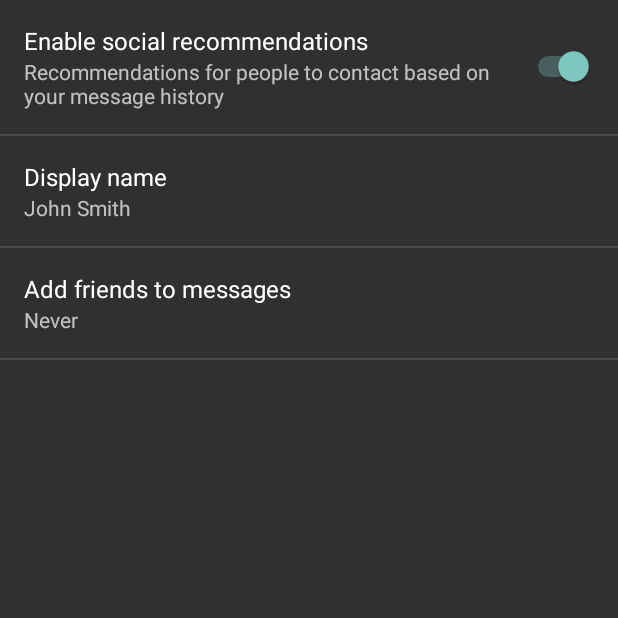
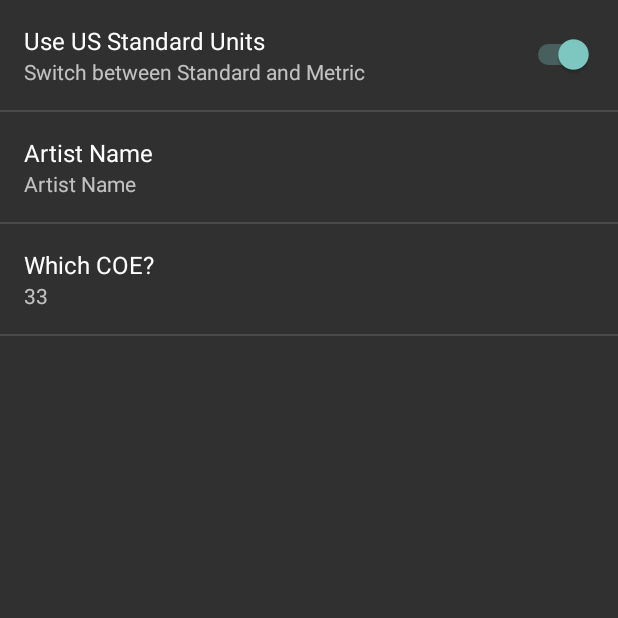
Before and after one commit to TrippyTips/GlassblowersToolchest, an Android app: the SettingsActivity screen opened directly, with no data from a screen before it, after a tap on "General", on a phone screen of 412 x 824 dp, the top half of it. Run offline under Robolectric (Android 15) with nearby library versions, the phone set to English and light mode, and no system bars.

Commit message:
Started working on Settings/Preferences

```diff
--- a/app/src/main/java/com/trippytips/glassblowerstoolchest/MainActivity.kt
+++ b/app/src/main/java/com/trippytips/glassblowerstoolchest/MainActivity.kt
@@ -92,7 +92,7 @@ class MainActivity : AppCompatActivity() {
     fun openSettings(view: View) {
         val intent = Intent(this, SettingsActivity::class.java)
         try{
-            //startActivity(intent)
+            startActivity(intent)
             throw FeatureException("Testing Testing, 1...2...3")
 
         } catch(e:Exception) {
--- a/app/src/main/java/com/trippytips/glassblowerstoolchest/SettingsActivity.kt
+++ b/app/src/main/java/com/trippytips/glassblowerstoolchest/SettingsActivity.kt
@@ -63,8 +63,8 @@ class SettingsActivity : AppCompatPreferenceActivity() {
     override fun isValidFragment(fragmentName: String): Boolean {
         return PreferenceFragment::class.java.name == fragmentName
                 || GeneralPreferenceFragment::class.java.name == fragmentName
-                || DataSyncPreferenceFragment::class.java.name == fragmentName
-                || NotificationPreferenceFragment::class.java.name == fragmentName
+//                || DataSyncPreferenceFragment::class.java.name == fragmentName
+//                || NotificationPreferenceFragment::class.java.name == fragmentName
     }
 
     /**
@@ -82,8 +82,8 @@ class SettingsActivity : AppCompatPreferenceActivity() {
             // to their values. When their values change, their summaries are
             // updated to reflect the new value, per the Android Design
             // guidelines.
-            bindPreferenceSummaryToValue(findPreference("example_text"))
-            bindPreferenceSummaryToValue(findPreference("example_list"))
+            bindPreferenceSummaryToValue(findPreference("artist"))
+            bindPreferenceSummaryToValue(findPreference("coe"))
         }
 
         override fun onOptionsItemSelected(item: MenuItem): Boolean {
@@ -100,7 +100,7 @@ class SettingsActivity : AppCompatPreferenceActivity() {
      * This fragment shows notification preferences only. It is used when the
      * activity is showing a two-pane settings UI.
      */
-    @TargetApi(Build.VERSION_CODES.HONEYCOMB)
+ /*   @TargetApi(Build.VERSION_CODES.HONEYCOMB)
     class NotificationPreferenceFragment : PreferenceFragment() {
         override fun onCreate(savedInstanceState: Bundle?) {
             super.onCreate(savedInstanceState)
@@ -122,13 +122,13 @@ class SettingsActivity : AppCompatPreferenceActivity() {
             }
             return super.onOptionsItemSelected(item)
         }
-    }
+    } */
 
     /**
      * This fragment shows data and sync preferences only. It is used when the
      * activity is showing a two-pane settings UI.
      */
-    @TargetApi(Build.VERSION_CODES.HONEYCOMB)
+ /*   @TargetApi(Build.VERSION_CODES.HONEYCOMB)
     class DataSyncPreferenceFragment : PreferenceFragment() {
         override fun onCreate(savedInstanceState: Bundle?) {
             super.onCreate(savedInstanceState)
@@ -150,7 +150,7 @@ class SettingsActivity : AppCompatPreferenceActivity() {
             }
             return super.onOptionsItemSelected(item)
         }
-    }
+    } */
 
     companion object {
 
--- a/app/src/main/res/values/strings.xml
+++ b/app/src/main/res/values/strings.xml
@@ -24,16 +24,18 @@
     <string name="pref_title_display_name">Display name</string>
     <string name="pref_default_display_name">John Smith</string>
 
-    <string name="pref_title_add_friends_to_messages">Add friends to messages</string>
-    <string-array name="pref_example_list_titles">
-        <item>Always</item>
-        <item>When possible</item>
-        <item>Never</item>
+    <string name="pref_title_which_coe">Which COE?</string>
+    <string-array name="pref_coe">
+        <item>33</item>
+        <item>90</item>
+        <item>96</item>
+        <item>104</item>
     </string-array>
-    <string-array name="pref_example_list_values">
-        <item>1</item>
-        <item>0</item>
-        <item>-1</item>
+    <string-array name="pref_coe_list_values">
+        <item>33</item>
+        <item>90</item>
+        <item>96</item>
+        <item>104</item>
     </string-array>
 
     <!-- Example settings for Data & Sync -->
--- a/app/src/main/res/xml/pref_general.xml
+++ b/app/src/main/res/xml/pref_general.xml
@@ -2,32 +2,32 @@
 
     <SwitchPreference
         android:defaultValue="true"
-        android:key="example_switch"
-        android:summary="@string/pref_description_social_recommendations"
-        android:title="@string/pref_title_social_recommendations" />
+        android:key="stdmet"
+        android:summary="Switch between Standard and Metric"
+        android:title="Use US Standard Units" />
 
     <!-- NOTE: EditTextPreference accepts EditText attributes. -->
     <!-- NOTE: EditTextPreference's summary should be set to its value by the activity code. -->
     <EditTextPreference
         android:capitalize="words"
-        android:defaultValue="@string/pref_default_display_name"
+        android:defaultValue="@string/Artist"
         android:inputType="textCapWords"
-        android:key="example_text"
+        android:key="artist"
         android:maxLines="1"
         android:selectAllOnFocus="true"
         android:singleLine="true"
-        android:title="@string/pref_title_display_name" />
+        android:title="@string/Artist" />
 
     <!-- NOTE: Hide buttons to simplify the UI. Users can touch outside the dialog to
          dismiss it. -->
     <!-- NOTE: ListPreference's summary should be set to its value by the activity code. -->
     <ListPreference
-        android:defaultValue="-1"
-        android:entries="@array/pref_example_list_titles"
-        android:entryValues="@array/pref_example_list_values"
-        android:key="example_list"
+        android:defaultValue="33"
+        android:entries="@array/pref_coe"
+        android:entryValues="@array/pref_coe_list_values"
+        android:key="coe"
         android:negativeButtonText="@null"
         android:positiveButtonText="@null"
-        android:title="@string/pref_title_add_friends_to_messages" />
+        android:title="@string/pref_title_which_coe" />
 
 </PreferenceScreen>
--- a/app/src/main/res/xml/pref_headers.xml
+++ b/app/src/main/res/xml/pref_headers.xml
@@ -7,14 +7,4 @@
         android:icon="@drawable/ic_info_black_24dp"
         android:title="@string/pref_header_general" />
 
-    <header
-        android:fragment="com.trippytips.glassblowerstoolchest.SettingsActivity$NotificationPreferenceFragment"
-        android:icon="@drawable/ic_notifications_black_24dp"
-        android:title="@string/pref_header_notifications" />
-
-    <header
-        android:fragment="com.trippytips.glassblowerstoolchest.SettingsActivity$DataSyncPreferenceFragment"
-        android:icon="@drawable/ic_sync_black_24dp"
-        android:title="@string/pref_header_data_sync" />
-
 </preference-headers>
```
Also changed, not shown: app/src/main/java/com/trippytips/glassblowerstoolchest/AnnealActivity.kt (+25 -21 lines), app/src/main/java/com/trippytips/glassblowerstoolchest/GTCPreference.kt (added, +23 -0 lines).
